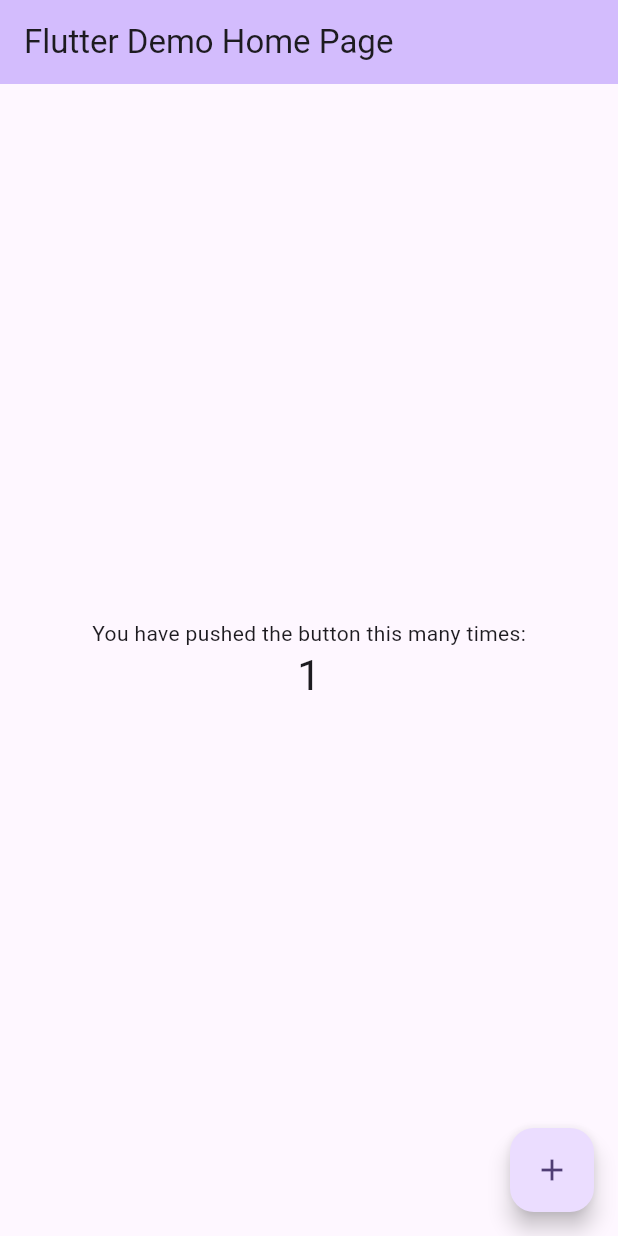
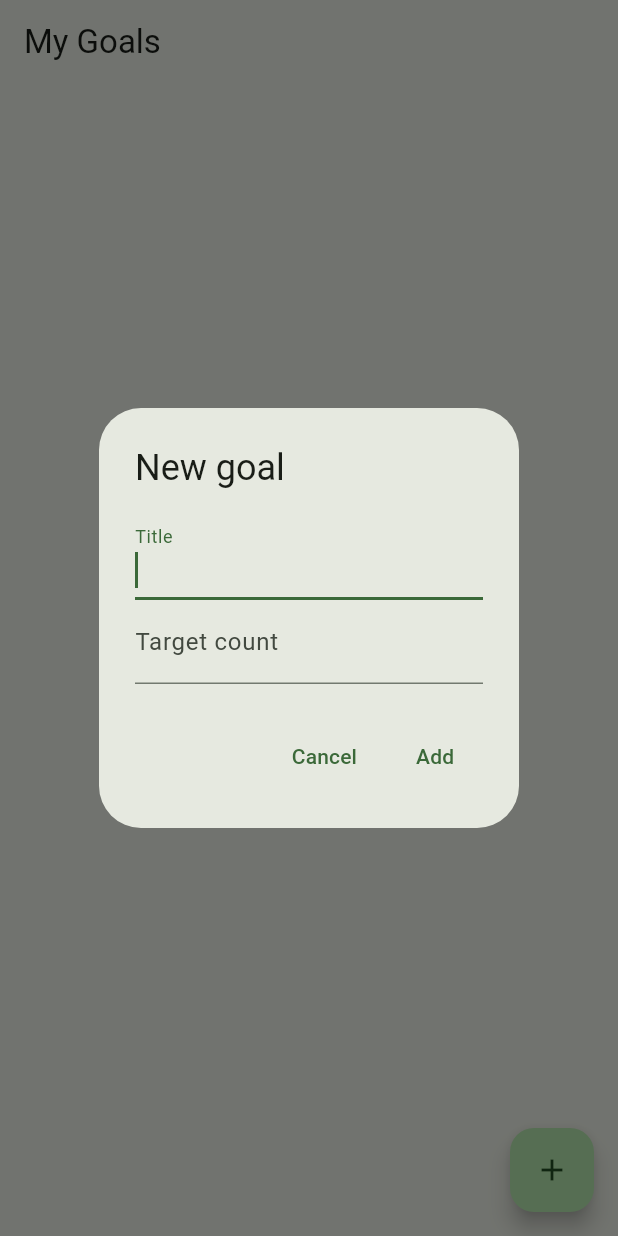
Before and after one commit to johannajennekvist/count_me_in, a Flutter app: the screen it shows after launch, after a tap on the "add" icon, on a phone screen of 412 x 824 dp. Run offline on Flutter 3.47's test engine with Material 3 defaults, Android fonts, the phone set to English and light mode, and no system bars; our stand-ins replace shared_preferences.

Commit message:
Home page increment/decrement/delete goals

```diff
--- a/lib/main.dart
+++ b/lib/main.dart
@@ -1,4 +1,6 @@
 import 'package:flutter/material.dart';
+
+import 'pages/home_page.dart';
 
 void main() {
   runApp(const MyApp());
@@ -7,116 +9,14 @@ void main() {
 class MyApp extends StatelessWidget {
   const MyApp({super.key});
 
-  // This widget is the root of your application.
   @override
   Widget build(BuildContext context) {
     return MaterialApp(
-      title: 'Flutter Demo',
+      title: 'Count Me In',
       theme: ThemeData(
-        // This is the theme of your application.
-        //
-        // TRY THIS: Try running your application with "flutter run". You'll see
-        // the application has a purple toolbar. Then, without quitting the app,
-        // try changing the seedColor in the colorScheme below to Colors.green
-        // and then invoke "hot reload" (save your changes or press the "hot
-        // reload" button in a Flutter-supported IDE, or press "r" if you used
-        // the command line to start the app).
-        //
-        // Notice that the counter didn't reset back to zero; the application
-        // state is not lost during the reload. To reset the state, use hot
-        // restart instead.
-        //
-        // This works for code too, not just values: Most code changes can be
-        // tested with just a hot reload.
-        colorScheme: .fromSeed(seedColor: Colors.deepPurple),
+        colorScheme: ColorScheme.fromSeed(seedColor: Colors.green),
       ),
-      home: const MyHomePage(title: 'Flutter Demo Home Page'),
+      home: const HomePage(),
     );
   }
 }
-
-class MyHomePage extends StatefulWidget {
-  const MyHomePage({super.key, required this.title});
-
-  // This widget is the home page of your application. It is stateful, meaning
-  // that it has a State object (defined below) that contains fields that affect
-  // how it looks.
-
-  // This class is the configuration for the state. It holds the values (in this
-  // case the title) provided by the parent (in this case the App widget) and
-  // used by the build method of the State. Fields in a Widget subclass are
-  // always marked "final".
-
-  final String title;
-
-  @override
-  State<MyHomePage> createState() => _MyHomePageState();
-}
-
-class _MyHomePageState extends State<MyHomePage> {
-  int _counter = 0;
-
-  void _incrementCounter() {
-    setState(() {
-      // This call to setState tells the Flutter framework that something has
-      // changed in this State, which causes it to rerun the build method below
-      // so that the display can reflect the updated values. If we changed
-      // _counter without calling setState(), then the build method would not be
-      // called again, and so nothing would appear to happen.
-      _counter++;
-    });
-  }
-
-  @override
-  Widget build(BuildContext context) {
-    // This method is rerun every time setState is called, for instance as done
-    // by the _incrementCounter method above.
-    //
-    // The Flutter framework has been optimized to make rerunning build methods
-    // fast, so that you can just rebuild anything that needs updating rather
-    // than having to individually change instances of widgets.
-    return Scaffold(
-      appBar: AppBar(
-        // TRY THIS: Try changing the color here to a specific color (to
-        // Colors.amber, perhaps?) and trigger a hot reload to see the AppBar
-        // change color while the other colors stay the same.
-        backgroundColor: Theme.of(context).colorScheme.inversePrimary,
-        // Here we take the value from the MyHomePage object that was created by
-        // the App.build method, and use it to set our appbar title.
-        title: Text(widget.title),
-      ),
-      body: Center(
-        // Center is a layout widget. It takes a single child and positions it
-        // in the middle of the parent.
-        child: Column(
-          // Column is also a layout widget. It takes a list of children and
-          // arranges them vertically. By default, it sizes itself to fit its
-          // children horizontally, and tries to be as tall as its parent.
-          //
-          // Column has various properties to control how it sizes itself and
-          // how it positions its children. Here we use mainAxisAlignment to
-          // center the children vertically; the main axis here is the vertical
-          // axis because Columns are vertical (the cross axis would be
-          // horizontal).
-          //
-          // TRY THIS: Invoke "debug painting" (choose the "Toggle Debug Paint"
-          // action in the IDE, or press "p" in the console), to see the
-          // wireframe for each widget.
-          mainAxisAlignment: .center,
-          children: [
-            const Text('You have pushed the button this many times:'),
-            Text(
-              '$_counter',
-              style: Theme.of(context).textTheme.headlineMedium,
-            ),
-          ],
-        ),
-      ),
-      floatingActionButton: FloatingActionButton(
-        onPressed: _incrementCounter,
-        tooltip: 'Increment',
-        child: const Icon(Icons.add),
-      ),
-    );
-  }
-}
--- /dev/null
+++ b/lib/pages/home_page.dart
@@ -0,0 +1,228 @@
+import 'dart:math';
+
+import 'package:flutter/material.dart';
+
+import '../models/goal.dart';
+import '../services/goal_storage.dart';
+
+class HomePage extends StatefulWidget {
+  const HomePage({super.key});
+
+  @override
+  State<HomePage> createState() => _HomePageState();
+}
+
+class _HomePageState extends State<HomePage> {
+  final _storage = GoalStorage();
+  List<Goal> _goals = [];
+  bool _loading = true;
+
+  @override
+  void initState() {
+    super.initState();
+    _loadGoals();
+  }
+
+  Future<void> _loadGoals() async {
+    final goals = await _storage.loadGoals();
+    setState(() {
+      _goals = goals;
+      _loading = false;
+    });
+  }
+
+  Future<void> _addGoal(String title, int target) async {
+    final goal = Goal(
+      id: DateTime.now().microsecondsSinceEpoch.toString(),
+      title: title,
+      target: target,
+      createdAt: DateTime.now(),
+    );
+    setState(() => _goals = [..._goals, goal]);
+    await _storage.saveGoals(_goals);
+  }
+
+  Future<void> _increment(Goal goal) async {
+    setState(() {
+      _goals = [
+        for (final g in _goals)
+          if (g.id == goal.id) g.copyWith(count: g.count + 1) else g,
+      ];
+    });
+    await _storage.saveGoals(_goals);
+  }
+
+  Future<void> _decrement(Goal goal) async {
+    setState(() {
+      _goals = [
+        for(final g in _goals)
+          if(g.id == goal.id) g.copyWith(count: max(g.count - 1, 0)) else g,
+      ];
+    });
+    await _storage.saveGoals(_goals);
+  }
+
+  Future<void> _deleteGoal(Goal goal) async {
+    setState(() {
+      _goals = [
+        for (final g in _goals)
+          if (g.id != goal.id) g,
+      ];
+    });
+    await _storage.saveGoals(_goals);
+  }
+
+  Future<void> _showDeleteGoalDialog(Goal goal) async {
+
+    await showDialog<void>(
+      context: context,
+      builder: (context) {
+        return AlertDialog(
+          title: const Row(
+            children: [
+              Text('Delete goal'),
+            ],
+          ),
+          content:
+          Row(
+            children: [
+              Text('Are you sure you want to delete goal "${goal.title}"?')
+            ],
+          ),
+          actions: [
+            TextButton(
+              onPressed: () => Navigator.of(context).pop(),
+              child: const Text('Cancel'),
+            ),
+            TextButton(
+              onPressed: () {
+                _deleteGoal(goal);
+                Navigator.of(context).pop();
+              },
+              child: const Text('Delete'),
+            ),
+          ],
+        );
+      },
+    );
+  }
+
+
+  Future<void> _showAddGoalDialog() async {
+    final titleController = TextEditingController();
+    final targetController = TextEditingController();
+
+    await showDialog<void>(
+      context: context,
+      builder: (context) {
+        return AlertDialog(
+          title: const Row(
+            children: [
+              Text('New goal'),
+            ],
+          ),
+          content: Column(
+            mainAxisSize: MainAxisSize.min,
+            children: [
+              TextField(
+                controller: titleController,
+                decoration: const InputDecoration(labelText: 'Title'),
+                autofocus: true,
+              ),
+              TextField(
+                controller: targetController,
+                decoration: const InputDecoration(labelText: 'Target count'),
+                keyboardType: TextInputType.number,
+              ),
+            ],
+          ),
+          actions: [
+            TextButton(
+              onPressed: () => Navigator.of(context).pop(),
+              child: const Text('Cancel'),
+            ),
+            TextButton(
+              onPressed: () {
+                final title = titleController.text.trim();
+                final target = int.tryParse(targetController.text) ?? 0;
+                if (title.isEmpty || target <= 0) return;
+                _addGoal(title, target);
+                Navigator.of(context).pop();
+              },
+              child: const Text('Add'),
+            ),
+          ],
+        );
+      },
+    );
+  }
+
+  @override
+  Widget build(BuildContext context) {
+    return Scaffold(
+      appBar: AppBar(title: const Text('My Goals')),
+      body: _loading
+          ? const Center(child: CircularProgressIndicator())
+          : _goals.isEmpty
+              ? const Center(child: Text('No goals yet. Tap + to add one.'))
+              : ListView.builder(
+                  padding: const EdgeInsets.all(8),
+                  itemCount: _goals.length,
+                  itemBuilder: (context, index) {
+                    final goal = _goals[index];
+                    return Card(
+                      child: Padding(
+                        padding: const EdgeInsets.all(12),
+                        child: Column(
+                          crossAxisAlignment: CrossAxisAlignment.start,
+                          children: [
+                            Row(
+                              mainAxisAlignment: MainAxisAlignment.spaceBetween,
+                              children: [
+                                Expanded(
+                                  child: Text(
+                                    goal.title,
+                                    style: Theme.of(context).textTheme.titleMedium,
+                                  ),
+                                ),
+                                Text('${goal.count} / ${goal.target}'),
+                              ],
+                            ),
+                            const SizedBox(height: 8),
+                            LinearProgressIndicator(value: goal.progress),
+                            Row(
+                              mainAxisAlignment: MainAxisAlignment.spaceBetween,
+                              children: [
+                                IconButton(
+                                  onPressed: () => _showDeleteGoalDialog(goal),
+                                  icon: const Icon(Icons.delete_outline),
+                                ),
+                                Row(
+                                  mainAxisSize: MainAxisSize.min,
+                                  children: [
+                                    IconButton(
+                                      icon: const Icon(Icons.remove_circle_outline),
+                                      onPressed: () => _decrement(goal),
+                                    ),
+                                    IconButton(
+                                      icon: const Icon(Icons.add_circle_outline),
+                                      onPressed: () => _increment(goal),
+                                    ),
+                                  ],
+                                ),
+                              ],
+                            ),
+                          ],
+                        ),
+                      ),
+                    );
+                  },
+                ),
+      floatingActionButton: FloatingActionButton(
+        onPressed: _showAddGoalDialog,
+        tooltip: 'Add goal',
+        child: const Icon(Icons.add),
+      ),
+    );
+  }
+}
--- /dev/null
+++ b/lib/services/goal_storage.dart
@@ -0,0 +1,25 @@
+import 'dart:convert';
+
+import 'package:shared_preferences/shared_preferences.dart';
+
+import '../models/goal.dart';
+
+class GoalStorage {
+  static const _key = 'goals';
+
+  Future<List<Goal>> loadGoals() async {
+    final prefs = await SharedPreferences.getInstance();
+    final raw = prefs.getString(_key);
+    if (raw == null) return [];
+    final list = jsonDecode(raw) as List<dynamic>;
+    return list
+        .map((e) => Goal.fromJson(e as Map<String, dynamic>))
+        .toList();
+  }
+
+  Future<void> saveGoals(List<Goal> goals) async {
+    final prefs = await SharedPreferences.getInstance();
+    final raw = jsonEncode(goals.map((g) => g.toJson()).toList());
+    await prefs.setString(_key, raw);
+  }
+}
--- a/pubspec.yaml
+++ b/pubspec.yaml
@@ -34,6 +34,7 @@ dependencies:
   # The following adds the Cupertino Icons font to your application.
   # Use with the CupertinoIcons class for iOS style icons.
   cupertino_icons: ^1.0.8
+  shared_preferences: ^2.5.5
 
 dev_dependencies:
   flutter_test:
```
Also changed, not shown: pubspec.lock, 1 other file.
